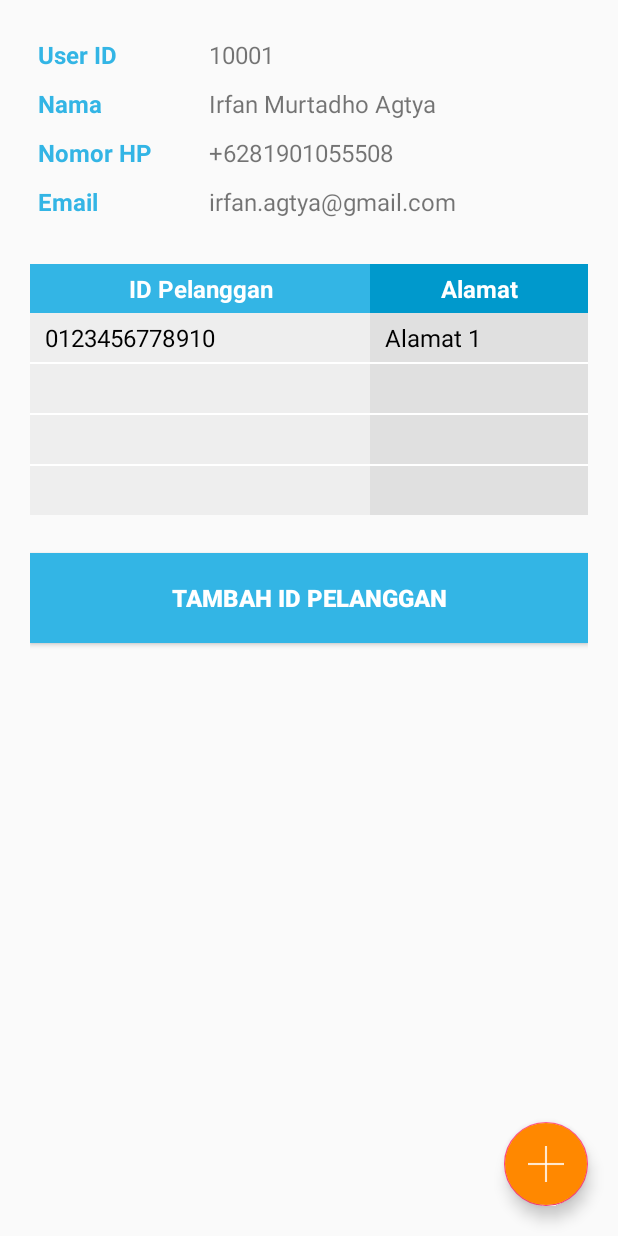
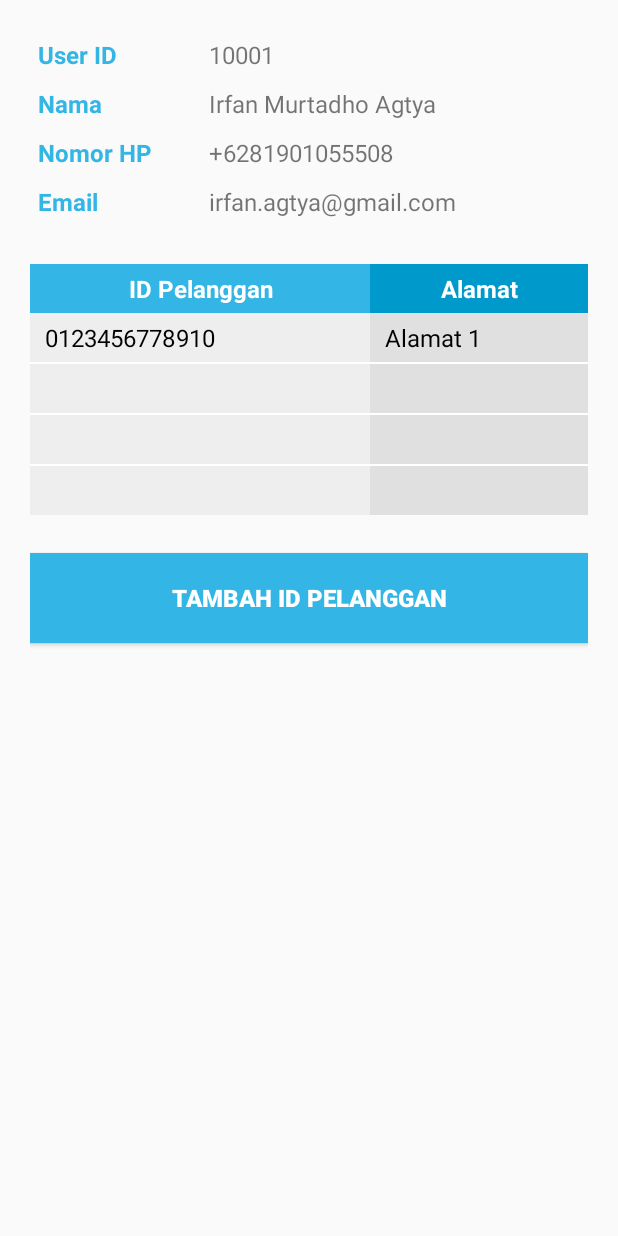
Before and after one commit to irfanagtya/PLNPay, an Android app: the layout activity_profil.xml on its own in the app's theme, with its tools: preview values and no code run, on a phone screen of 412 x 824 dp. Run offline under Robolectric (Android 15) with nearby library versions, the phone set to English and light mode, and no system bars.

```diff
--- a/app/src/main/res/layout/activity_profil.xml
+++ b/app/src/main/res/layout/activity_profil.xml
@@ -178,7 +178,7 @@
             <FrameLayout
                 android:layout_width="match_parent"
                 android:layout_height="1dp"
-                android:background="@android:color/white"/>
+                android:background="@android:color/white" />
 
             <TableRow>
 
@@ -211,7 +211,7 @@
             <FrameLayout
                 android:layout_width="match_parent"
                 android:layout_height="1dp"
-                android:background="@android:color/white"/>
+                android:background="@android:color/white" />
 
             <TableRow>
 
@@ -244,7 +244,7 @@
             <FrameLayout
                 android:layout_width="match_parent"
                 android:layout_height="1dp"
-                android:background="@android:color/white"/>
+                android:background="@android:color/white" />
 
             <TableRow>
 
@@ -282,8 +282,8 @@
             android:layout_height="60dp"
             android:layout_below="@+id/tabelIDPel"
             android:layout_marginTop="25dp"
+            android:background="@android:color/holo_blue_light"
             android:onClick="activityTambahIDPel"
-            android:background="@android:color/holo_blue_light"
             android:text="Tambah ID Pelanggan"
             android:textColor="@android:color/white"
             android:textSize="16sp"
@@ -291,36 +291,36 @@
 
     </RelativeLayout>
 
-    <android.support.design.widget.FloatingActionButton
-        android:id="@+id/floatButton"
-        android:layout_width="wrap_content"
-        android:layout_height="wrap_content"
-        android:layout_gravity="bottom|end"
-        android:layout_margin="20dp"
-        android:backgroundTint="@android:color/holo_orange_dark"
-        app:srcCompat="@drawable/fa_add_64_white" />
+    <!--<android.support.design.widget.FloatingActionButton-->
+        <!--android:id="@+id/floatButton"-->
+        <!--android:layout_width="wrap_content"-->
+        <!--android:layout_height="wrap_content"-->
+        <!--android:layout_gravity="bottom|end"-->
+        <!--android:layout_margin="20dp"-->
+        <!--android:backgroundTint="@android:color/holo_orange_dark"-->
+        <!--app:srcCompat="@drawable/fa_add_64_white" />-->
 
-    <android.support.design.widget.FloatingActionButton
-        android:id="@+id/floatEdit"
-        android:layout_width="wrap_content"
-        android:layout_height="wrap_content"
-        android:layout_gravity="bottom|end"
-        android:layout_marginEnd="80dp"
-        android:layout_marginBottom="20dp"
-        android:tooltipText="Edit Profil"
-        android:visibility="invisible"
-        app:srcCompat="@drawable/fa_edit_64_white" />
+    <!--<android.support.design.widget.FloatingActionButton-->
+        <!--android:id="@+id/floatEdit"-->
+        <!--android:layout_width="wrap_content"-->
+        <!--android:layout_height="wrap_content"-->
+        <!--android:layout_gravity="bottom|end"-->
+        <!--android:layout_marginBottom="20dp"-->
+        <!--android:layout_marginEnd="80dp"-->
+        <!--android:tooltipText="Edit Profil"-->
+        <!--android:visibility="invisible"-->
+        <!--app:srcCompat="@drawable/fa_edit_64_white" />-->
 
-    <android.support.design.widget.FloatingActionButton
-        android:id="@+id/floatLogout"
-        android:layout_width="wrap_content"
-        android:layout_height="wrap_content"
-        android:layout_gravity="bottom|end"
-        android:layout_marginEnd="20dp"
-        android:layout_marginBottom="80dp"
-        android:tooltipText="Logout"
-        android:visibility="invisible"
-        android:backgroundTint="@android:color/holo_red_dark"
-        app:srcCompat="@drawable/fa_logout_64_white" />
+    <!--<android.support.design.widget.FloatingActionButton-->
+        <!--android:id="@+id/floatLogout"-->
+        <!--android:layout_width="wrap_content"-->
+        <!--android:layout_height="wrap_content"-->
+        <!--android:layout_gravity="bottom|end"-->
+        <!--android:layout_marginBottom="80dp"-->
+        <!--android:layout_marginEnd="20dp"-->
+        <!--android:backgroundTint="@android:color/holo_red_dark"-->
+        <!--android:tooltipText="Logout"-->
+        <!--android:visibility="invisible"-->
+        <!--app:srcCompat="@drawable/fa_logout_64_white" />-->
 
 </android.support.design.widget.CoordinatorLayout>
```
Also changed, not shown: app/src/main/AndroidManifest.xml (+7 -96 lines), app/src/main/java/com/onvest/irfanagtya/plnpay/LoginActivity.java (+8 -3 lines), app/src/main/java/com/onvest/irfanagtya/plnpay/ProfilActivity.java (+21 -22 lines), app/src/main/java/com/onvest/irfanagtya/plnpay/SharedPrefManager.java (+16 -23 lines), app/src/main/java/com/onvest/irfanagtya/plnpay/User.java (+32 -11 lines), app/src/main/java/com/onvest/irfanagtya/plnpay/utils/PrefManager.java (added, +51 -0 lines).
